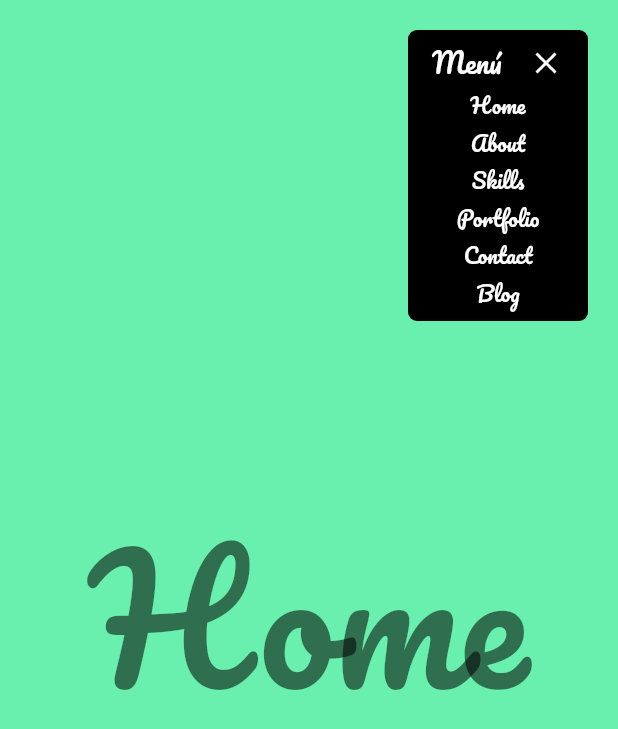
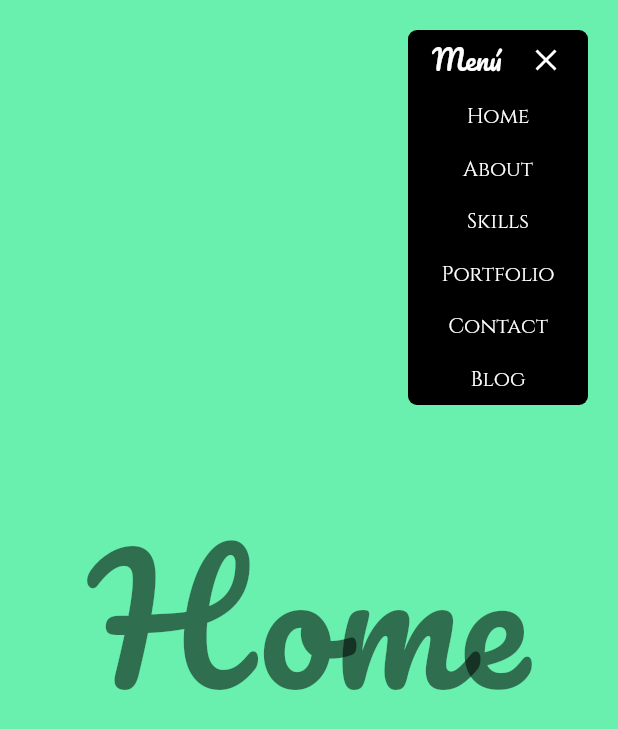
Before and after one commit to xenxi/landing_page_template, a Flutter app: the screen it shows after launch, after a tap on "Menú", on a phone screen of 412 x 824 dp. Shown: the top 729 px of the screen. Run offline on Flutter 3.47's test engine with Material 2 defaults, Android fonts, the phone set to English and light mode, and no system bars; our stand-ins replace fluro, flutter_hooks, google_fonts.

Commit message:
:dizzy: update menu

```diff
--- a/lib/presentation/shared/main_menu/main_menu.dart
+++ b/lib/presentation/shared/main_menu/main_menu.dart
@@ -19,14 +19,18 @@ class MainMenu extends HookWidget {
       child: GestureDetector(
         onTap: () => _toggleMenu(controller, isOpen: isOpen),
         child: Container(
+          clipBehavior: Clip.hardEdge,
           width: 120,
-          padding: const EdgeInsets.symmetric(horizontal: 16, vertical: 6),
           decoration: BoxDecoration(
               color: Colors.black, borderRadius: BorderRadius.circular(6)),
           child: Column(
             mainAxisAlignment: MainAxisAlignment.center,
             children: [
-              MenuTitle(controller: controller),
+              Padding(
+                padding:
+                    const EdgeInsets.symmetric(horizontal: 16, vertical: 4),
+                child: MenuTitle(controller: controller),
+              ),
               if (isOpen.value) ...[
                 const MenuItem(text: 'Home'),
                 const MenuItem(text: 'About'),
--- a/lib/presentation/shared/main_menu/menu_item.dart
+++ b/lib/presentation/shared/main_menu/menu_item.dart
@@ -1,17 +1,34 @@
 import 'package:flutter/material.dart';
+import 'package:flutter_hooks/flutter_hooks.dart';
+import 'package:google_fonts/google_fonts.dart';
 
-class MenuItem extends StatelessWidget {
+class MenuItem extends HookWidget {
   final String text;
+  final void Function()? onTap;
   const MenuItem({
     Key? key,
     required this.text,
+    this.onTap,
   }) : super(key: key);
 
   @override
   Widget build(BuildContext context) {
-    return Text(
-      text,
-      style: const TextStyle(color: Colors.white),
+    final isHover = useState(false);
+    return MouseRegion(
+      onEnter: (_) => isHover.value = true,
+      onExit: (_) => isHover.value = false,
+      child: AnimatedContainer(
+        width: double.infinity,
+        duration: const Duration(milliseconds: 400),
+        curve: Curves.fastOutSlowIn,
+        color: isHover.value ? Colors.pinkAccent : Colors.transparent,
+        padding: const EdgeInsets.symmetric(vertical: 8, horizontal: 8),
+        child: Text(
+          text,
+          style: GoogleFonts.cinzel(color: Colors.white),
+          textAlign: TextAlign.center,
+        ),
+      ),
     );
   }
 }
```
